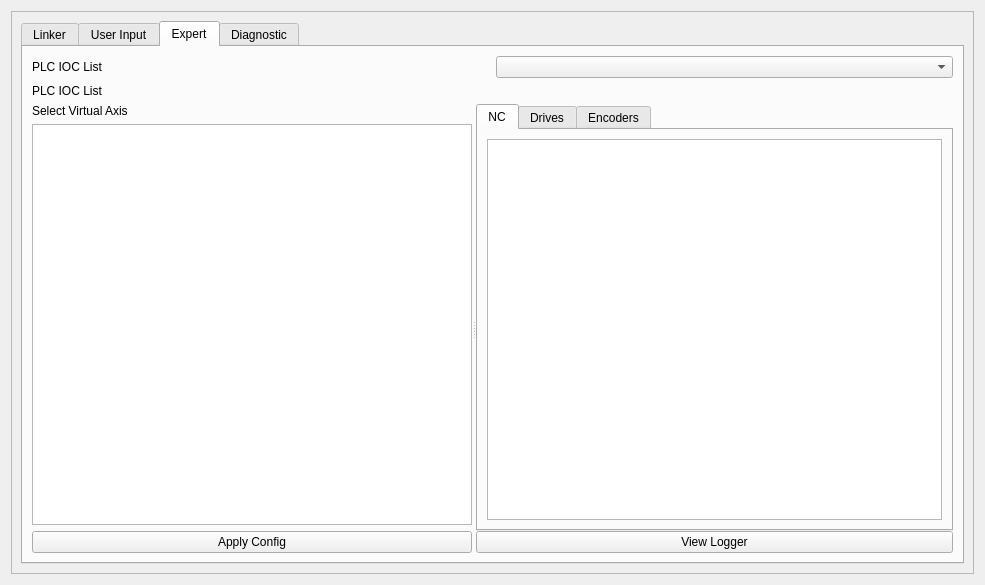
Above: user-motor-gui.ui from ctslac/lcls-user-motor-gui before the change. Below: the same form after it.
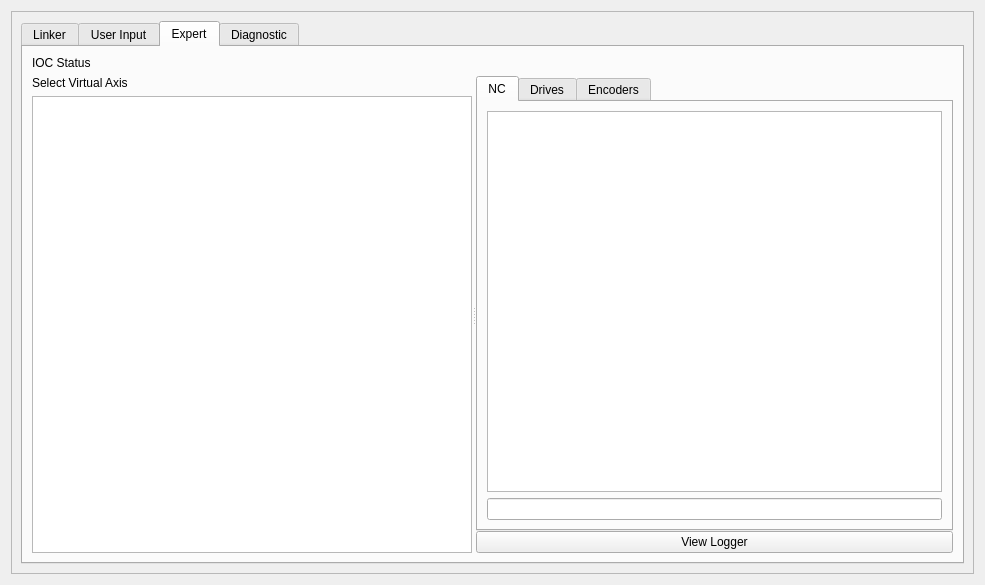
That is the form after the change. The open tabs and pages were chosen to show the change. Custom widgets are drawn as their Qt base class.

What changed in the file:
```diff
--- a/user-motor-gui.ui
+++ b/user-motor-gui.ui
@@ -406,26 +406,12 @@
             <layout class="QVBoxLayout" name="verticalLayout_12">
              <item>
               <layout class="QVBoxLayout" name="verticalLayout_13">
-               <item>
-                <layout class="QHBoxLayout" name="horizontalLayout_14">
-                 <item>
-                  <widget class="QLabel" name="label_14">
-                   <property name="text">
-                    <string>PLC IOC List</string>
-                   </property>
-                  </widget>
-                 </item>
-                 <item>
-                  <widget class="QComboBox" name="comboBox_3"/>
-                 </item>
-                </layout>
-               </item>
                <item>
                 <layout class="QHBoxLayout" name="horizontalLayout_15">
                  <item>
                   <widget class="QLabel" name="label_15">
                    <property name="text">
-                    <string>PLC IOC List</string>
+                    <string>IOC Status</string>
                    </property>
                   </widget>
                  </item>
@@ -455,19 +441,6 @@
                 <layout class="QGridLayout" name="gridLayout_6">
                  <item row="0" column="0">
                   <layout class="QGridLayout" name="gridLayout_7">
-                   <item row="3" column="0">
-                    <widget class="PyDMPushButton" name="PyDMPushButton_5">
-                     <property name="toolTip">
-                      <string/>
-                     </property>
-                     <property name="text">
-                      <string>Apply Config</string>
-                     </property>
-                    </widget>
-                   </item>
-                   <item row="2" column="0">
-                    <widget class="QListWidget" name="listWidget_8"/>
-                   </item>
                    <item row="0" column="0">
                     <widget class="QLabel" name="label_16">
                      <property name="text">
@@ -475,6 +448,9 @@
                      </property>
                     </widget>
                    </item>
+                   <item row="2" column="0">
+                    <widget class="QListWidget" name="expert_axis"/>
+                   </item>
                   </layout>
                  </item>
                 </layout>
@@ -505,7 +481,14 @@
                     </attribute>
                     <layout class="QVBoxLayout" name="verticalLayout_19">
                      <item>
-                      <widget class="QListWidget" name="listWidget_9"/>
+                      <widget class="QListWidget" name="expert_nc_list"/>
+                     </item>
+                     <item>
+                      <widget class="PyDMLineEdit" name="PyDMLineEdit_3">
+                       <property name="toolTip">
+                        <string/>
+                       </property>
+                      </widget>
                      </item>
                     </layout>
                    </widget>
@@ -687,6 +670,11 @@
    <extends>QLabel</extends>
    <header>pydm.widgets.label</header>
   </customwidget>
+  <customwidget>
+   <class>PyDMLineEdit</class>
+   <extends>QLineEdit</extends>
+   <header>pydm.widgets.line_edit</header>
+  </customwidget>
   <customwidget>
    <class>PyDMPushButton</class>
    <extends>QPushButton</extends>
```
Left out of the diff: 18 changed lines with no effect on the pictures.
